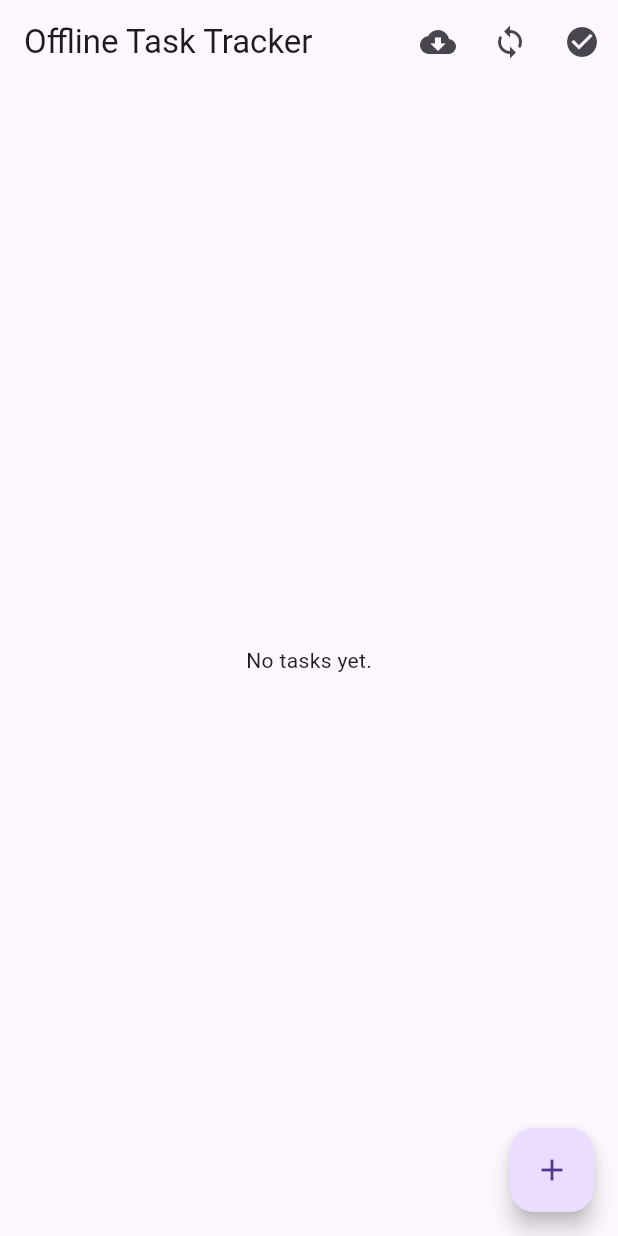
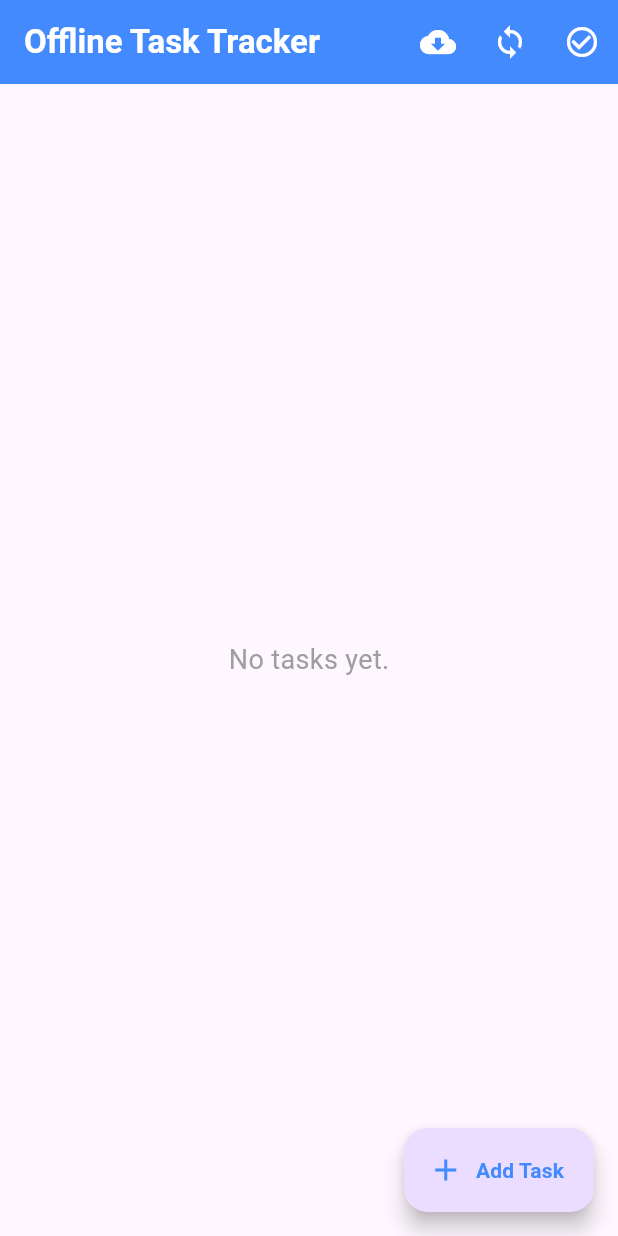
Before and after one commit to udeshikanimali98/hive_sample_app, a Flutter app: the screen it shows after launch, on a phone screen of 412 x 824 dp. Run offline on Flutter 3.47's test engine with Material 3 defaults, Android fonts, the phone set to English and light mode, and no system bars; our stand-ins replace dio, hive, hive_flutter; accounts and stored records are empty.

Commit message:
complete code

```diff
--- a/lib/task_list_page.dart
+++ b/lib/task_list_page.dart
@@ -286,20 +286,26 @@ class _TaskListPageState extends State<TaskListPage> {
 
     return Scaffold(
       appBar: AppBar(
-        title: const Text('Offline Task Tracker'),
+        backgroundColor: Colors.blueAccent,
+        title: const Text(
+          'Offline Task Tracker',
+          style: TextStyle(color: Colors.white, fontWeight: FontWeight.w700),
+        ),
         actions: [
           IconButton(
             icon: const Icon(Icons.cloud_download),
             tooltip: 'Download from Server',
             onPressed: downloadTasksFromServer,
+            color: Colors.white,
           ),
           IconButton(
             icon: const Icon(Icons.sync),
             tooltip: 'Sync to Server',
             onPressed: syncAllTasksToServer,
+            color: Colors.white,
           ),
           IconButton(
-            icon: const Icon(Icons.check_circle),
+            icon: const Icon(Icons.check_circle_outline),
             tooltip: 'View Synced Tasks',
             onPressed: () {
               Navigator.push(
@@ -307,46 +313,87 @@ class _TaskListPageState extends State<TaskListPage> {
                 MaterialPageRoute(builder: (_) => const HivePage()),
               );
             },
+            color: Colors.white,
           ),
         ],
       ),
       body: tasks.isEmpty
-          ? const Center(child: Text('No tasks yet.'))
-          : ListView.builder(
+          ? const Center(
+              child: Text(
+                'No tasks yet.',
+                style: TextStyle(fontSize: 18, color: Colors.grey),
+              ),
+            )
+          : Padding(
+              padding: const EdgeInsets.symmetric(horizontal: 12, vertical: 8),
+              child: ListView.separated(
                 itemCount: tasks.length,
-              itemBuilder: (_, index) {
+                separatorBuilder: (_, __) => const SizedBox(height: 8),
+                itemBuilder: (context, index) {
                   final task = tasks[index];
-                return ListTile(
+                  return Card(
+                    elevation: 2,
+                    shape: RoundedRectangleBorder(
+                        borderRadius: BorderRadius.circular(12)),
+                    child: ListTile(
+                      contentPadding: const EdgeInsets.symmetric(
+                          horizontal: 16, vertical: 12),
+                      leading: GestureDetector(
+                        onTap: () => toggleTask(task),
+                        child: Container(
+                          decoration: BoxDecoration(
+                            shape: BoxShape.circle,
+                            color: task.isDone
+                                ? Theme.of(context).colorScheme.primary
+                                : Colors.grey.shade300,
+                          ),
+                          child: Icon(
+                            task.isDone ? Icons.check : Icons.circle_outlined,
+                            color: task.isDone ? Colors.white : Colors.grey,
+                            size: 28,
+                          ),
+                        ),
+                      ),
                       title: Text(
                         task.title,
                         style: TextStyle(
+                          fontSize: 17,
+                          fontWeight: FontWeight.w600,
                           decoration:
                               task.isDone ? TextDecoration.lineThrough : null,
+                          color: task.isDone ? Colors.grey : Colors.black87,
                         ),
-                  ),
-                  leading: Checkbox(
-                    value: task.isDone,
-                    onChanged: (_) => toggleTask(task),
                       ),
                       trailing: Row(
                         mainAxisSize: MainAxisSize.min,
                         children: [
                           IconButton(
-                        icon: const Icon(Icons.edit),
+                            icon: const Icon(Icons.edit,
+                                color: Colors.blueAccent),
+                            tooltip: 'Edit Task',
                             onPressed: () => showTaskDialog(task: task),
                           ),
                           IconButton(
-                        icon: const Icon(Icons.delete),
+                            icon: const Icon(Icons.delete, color: Colors.grey),
+                            tooltip: 'Delete Task',
                             onPressed: () => deleteTask(task),
                           ),
                         ],
                       ),
+                    ),
                   );
                 },
               ),
-      floatingActionButton: FloatingActionButton(
+            ),
+      floatingActionButton: FloatingActionButton.extended(
         onPressed: () => showTaskDialog(),
-        child: const Icon(Icons.add),
+        label: const Text(
+          'Add Task',
+          style: TextStyle(fontWeight: FontWeight.w700),
+        ),
+        icon: const Icon(Icons.add),
+        shape: RoundedRectangleBorder(borderRadius: BorderRadius.circular(16)),
+        foregroundColor: Colors.blueAccent,
       ),
     );
   }
```
Also changed, not shown: lib/hive_ui.dart (+10 -6 lines). Lines whose indentation alone changed are shown as unchanged.
